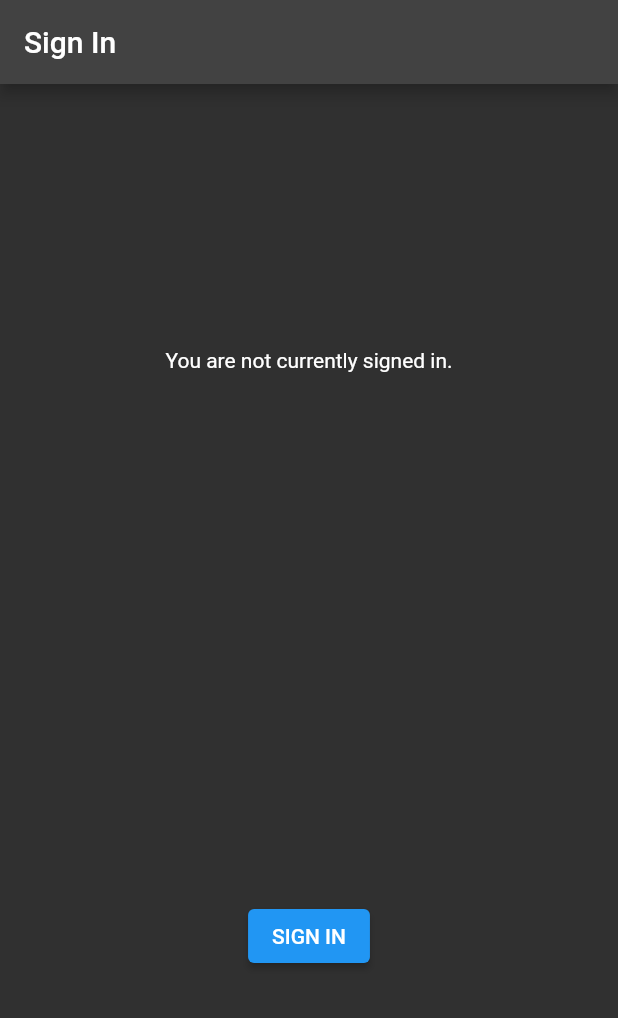
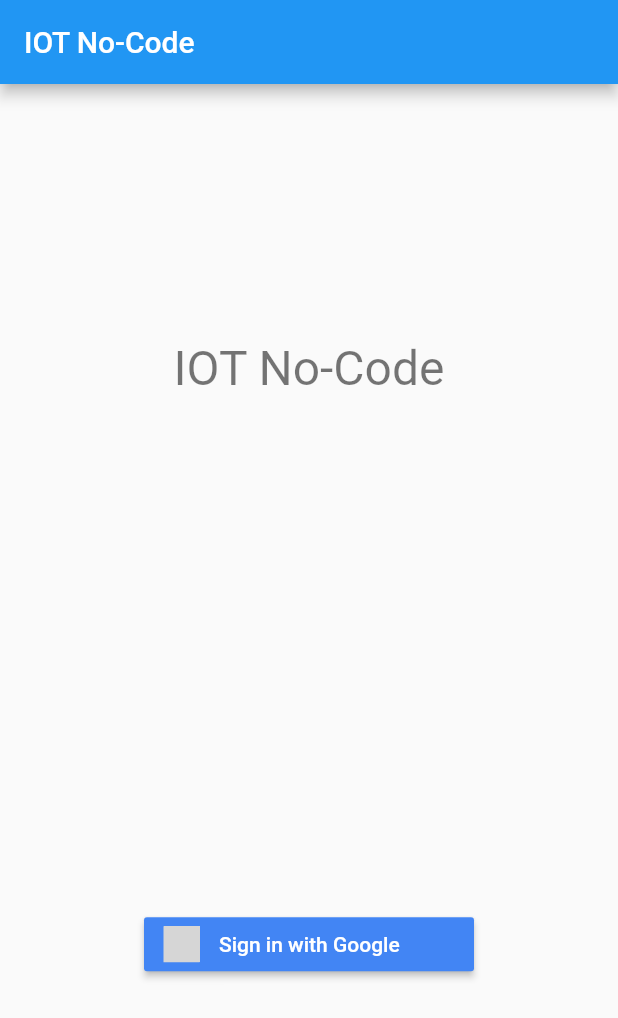
Before and after one commit to ICST-Technion/W22-IOT-NoCode, a Flutter app: the screen it shows after launch, on a phone screen of 412 x 824 dp. Shown: the top 1018 px of the screen. Run offline on Flutter 3.47's test engine with Material 2 defaults, Android fonts, the phone set to English and light mode, and no system bars; our stand-ins replace firebase_auth, firebase_core, flutter_signin_button, google_sign_in; accounts and stored records are empty; grey boxes are pictures that could not be loaded.

Commit message:
not much changed

```diff
--- a/App/lib/main.dart
+++ b/App/lib/main.dart
@@ -14,7 +14,7 @@ class IotApp extends StatelessWidget {
   Widget build(BuildContext context) {
     return MaterialApp(
       title: 'IOT app',
-      theme: ThemeData.dark(),
+      theme: ThemeData.light(),
       home: SignInPage()
     );
   }
--- a/App/lib/signin_page.dart
+++ b/App/lib/signin_page.dart
@@ -1,6 +1,7 @@
 import 'package:flutter/material.dart';
 import 'package:firebase_auth/firebase_auth.dart';
 import 'package:google_sign_in/google_sign_in.dart';
+import 'package:flutter_signin_button/flutter_signin_button.dart';
 import "package:http/http.dart" as http;
 import 'dart:convert' show json;
 
@@ -9,16 +10,12 @@ final FirebaseAuth _auth = FirebaseAuth.instance;
 GoogleSignIn _googleSignIn = GoogleSignIn(
   scopes: <String>[
     'email',
-    'https://www.googleapis.com/auth/contacts.readonly',
   ],
 );
 
 /// Entrypoint example for various sign-in flows with Firebase.
 class SignInPage extends StatefulWidget {
   SignInPage({Key? key}) : super(key: key);
-
-  /// The page title.
-  final String title = 'Sign In & Out';
 
   @override
   State<StatefulWidget> createState() => _SignInPageState();
@@ -49,7 +46,7 @@ class _SignInPageState extends State<SignInPage> {
 
     return Scaffold(
         appBar: AppBar(
-          title: const Text('Sign In'),
+          title: const Text('IOT No-Code'),
         ),
         body: ConstrainedBox(
           constraints: const BoxConstraints.expand(),
@@ -63,6 +60,24 @@ class _SignInPageState extends State<SignInPage> {
   Widget _buildBody() {
 
     GoogleSignInAccount? user = _currentUser;
+
+
+        return Column(
+          mainAxisAlignment: MainAxisAlignment.spaceAround,
+          children: [
+            const Text("IOT No-Code",
+                style: TextStyle(
+                  fontSize: 32,
+                  color: Colors.black54,
+                )),
+            SignInButton(
+              Buttons.GoogleDark,
+
+              onPressed: _handleSignIn,
+            )
+          ],
+        );
+
 
     if (user != null) {
       return Column(
```
Also changed, not shown: 1 other file.
